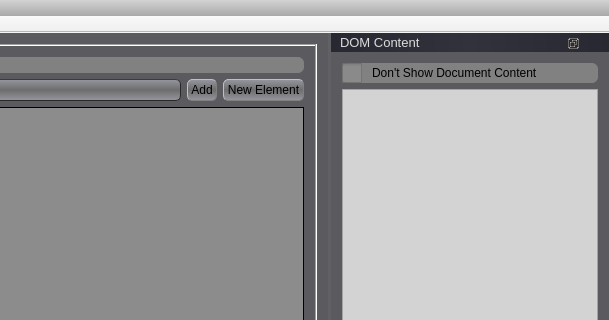
goblincoding/xmlmill, file GCXMLGenerator/gcmainwindow.ui: the form before one commit; both pictures show x 374 to 983 and y 0 to 320 of the 983 by 566 pixel window.
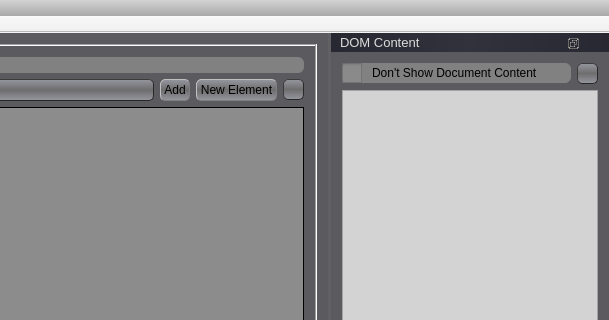
The form after the commit. Icons and pictures are not drawn.

Commit message: Added two help buttons and an empty GCHelp class.

What changed in the file:
```diff
--- a/GCXMLGenerator/gcmainwindow.ui
+++ b/GCXMLGenerator/gcmainwindow.ui
@@ -524,7 +524,7 @@
   </string>
   </property>
   <widget class="QWidget" name="centralWidget">
-   <layout class="QHBoxLayout" name="horizontalLayout">
+   <layout class="QHBoxLayout" name="horizontalLayout_2">
     <item>
      <widget class="QFrame" name="frame">
       <property name="frameShape">
@@ -567,7 +567,7 @@
            </property>
           </widget>
          </item>
-         <item row="0" column="0" colspan="4">
+         <item row="0" column="0" colspan="5">
           <widget class="QLabel" name="superUserLabel">
            <property name="autoFillBackground">
             <bool>false</bool>
@@ -592,6 +592,17 @@
            </property>
           </widget>
          </item>
+         <item row="1" column="4">
+          <widget class="QToolButton" name="mainHelpButton">
+           <property name="text">
+            <string/>
+           </property>
+           <property name="icon">
+            <iconset resource="resources/gcresources.qrc">
+             <normaloff>:/resources/helpcursor.png</normaloff>:/resources/helpcursor.png</iconset>
+           </property>
+          </widget>
+         </item>
         </layout>
        </item>
        <item>
@@ -765,13 +776,28 @@
     <number>2</number>
    </attribute>
    <widget class="QWidget" name="dockWidgetContents">
-    <layout class="QVBoxLayout" name="dockWidgetVerticalLayout">
+    <layout class="QVBoxLayout" name="verticalLayout_2">
+     <item>
+      <layout class="QHBoxLayout" name="horizontalLayout">
      <item>
       <widget class="QCheckBox" name="dontShowContentCheckBox">
        <property name="text">
         <string>Don't Show Document Content</string>
        </property>
       </widget>
+       </item>
+       <item>
+        <widget class="QToolButton" name="domContentHelpButton">
+         <property name="text">
+          <string/>
+         </property>
+         <property name="icon">
+          <iconset resource="resources/gcresources.qrc">
+           <normaloff>:/resources/helpcursor.png</normaloff>:/resources/helpcursor.png</iconset>
+         </property>
+        </widget>
+       </item>
+      </layout>
      </item>
      <item>
       <widget class="QTextEdit" name="dockWidgetTextEdit">
```
Lines whose indentation alone changed are shown as unchanged. The commit also changes 3 other files.
